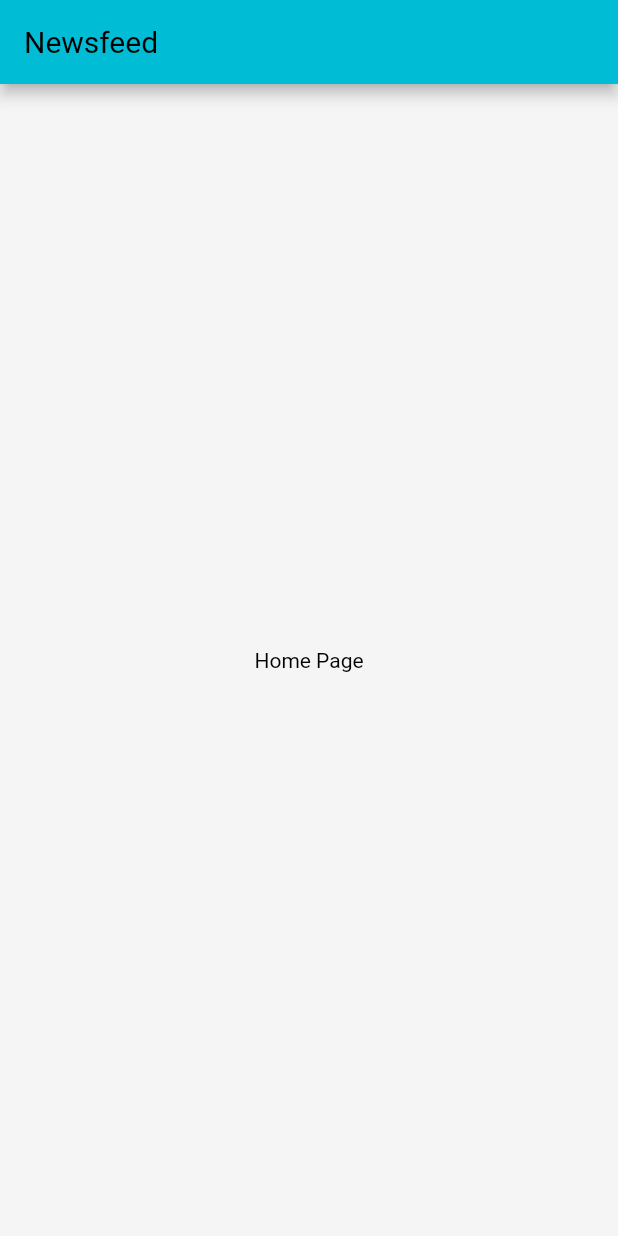
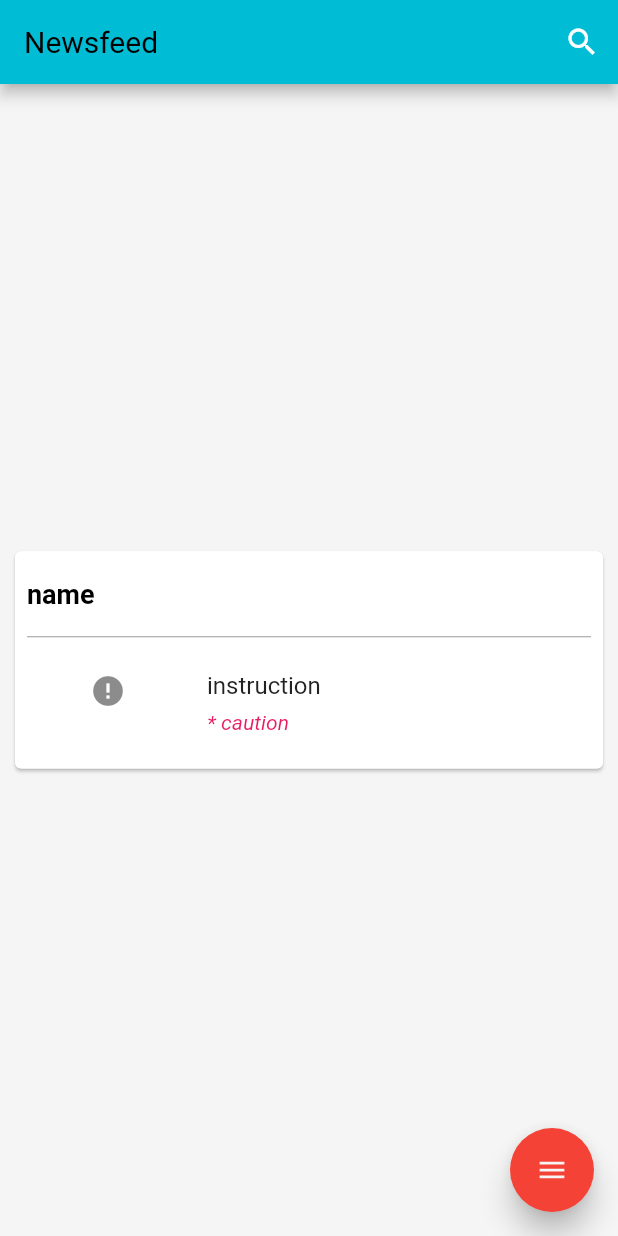
Before and after one commit to kedrakk/care_giver_app, a Flutter app: the screen it shows after launch, on a phone screen of 412 x 824 dp. Run offline on Flutter 3.47's test engine with Material 2 defaults, Android fonts, the phone set to English and light mode, and no system bars; drawn by our look-alikes of flutter_speed_dial; network calls fail.

```diff
--- a/lib/const/theme.dart
+++ b/lib/const/theme.dart
@@ -17,7 +17,10 @@ class AppTheme {
   static ThemeData lightTheme = ThemeData(
     primaryColor: primary,
     scaffoldBackgroundColor: octonary,
-    cardColor: nonary,
+    cardTheme: const CardTheme(
+      color: Colors.white,
+      elevation: 1,
+    ),
     appBarTheme: const AppBarTheme(
       color: primary,
       titleTextStyle: TextStyle(
--- /dev/null
+++ b/lib/data/news_feed.dart
@@ -0,0 +1,16 @@
+import 'package:json_annotation/json_annotation.dart';
+
+part 'news_feed.g.dart';
+
+@JsonSerializable()
+class NewsFeed {
+  final String name, instruction, caution, photo;
+  NewsFeed(
+      {required this.name,
+      required this.instruction,
+      required this.caution,
+      required this.photo});
+  factory NewsFeed.fromJson(Map<String, dynamic> json) =>
+      _$NewsFeedFromJson(json);
+  Map<String, dynamic> toJson() => _$NewsFeedToJson(this);
+}
--- a/lib/pages/home.dart
+++ b/lib/pages/home.dart
@@ -1,4 +1,8 @@
+import 'package:care_giver/const/theme.dart';
+import 'package:care_giver/data/news_feed.dart';
+import 'package:care_giver/widget/newsfeed_card.dart';
 import 'package:flutter/material.dart';
+import 'package:flutter_speed_dial/flutter_speed_dial.dart';
 
 class HomePage extends StatelessWidget {
   const HomePage({Key? key}) : super(key: key);
@@ -8,9 +12,47 @@ class HomePage extends StatelessWidget {
     return Scaffold(
       appBar: AppBar(
         title: const Text('Newsfeed'),
+        actions: [
+          IconButton(onPressed: () {}, icon: const Icon(Icons.search)),
+        ],
       ),
-      body: const Center(
-        child: Text("Home Page"),
+      body: Center(
+        child: NewsfeedCardWidget(
+          newsFeed: NewsFeed(
+            name: "name",
+            instruction: "instruction",
+            caution: "caution",
+            photo:
+                "https://w7.pngwing.com/pngs/812/897/png-transparent-kit-first-aid-kit-emergency-physician-medicine-cruz-help-rescue-bless-you-caution-doctor-thumbnail.png",
+          ),
+        ),
+      ),
+      floatingActionButton: SpeedDial(
+        animatedIcon: AnimatedIcons.menu_close,
+        animatedIconTheme: const IconThemeData(size: 22),
+        visible: true,
+        onOpen: () => debugPrint('OPENING DIAL'),
+        onClose: () => debugPrint('DIAL CLOSED'),
+        tooltip: 'Speed Dial',
+        heroTag: 'speed-dial-hero-tag',
+        backgroundColor: AppTheme.quaternary,
+        foregroundColor: AppTheme.octonary,
+        elevation: 8.0,
+        shape: const CircleBorder(),
+        children: [
+          SpeedDialChild(
+            child: const Icon(
+              Icons.accessibility,
+              color: AppTheme.octonary,
+            ),
+            backgroundColor: AppTheme.quaternary,
+            label: 'Accessibility',
+            labelStyle: const TextStyle(fontSize: 18.0),
+            onTap: () {
+              debugPrint('FIRST CHILD');
+            },
+          ),
+        ],
       ),
     );
   }
--- /dev/null
+++ b/lib/widget/newsfeed_card.dart
@@ -0,0 +1,63 @@
+import 'package:cached_network_image/cached_network_image.dart';
+import 'package:care_giver/const/theme.dart';
+import 'package:care_giver/data/news_feed.dart';
+import 'package:flutter/material.dart';
+
+class NewsfeedCardWidget extends StatelessWidget {
+  const NewsfeedCardWidget({
+    Key? key,
+    required this.newsFeed,
+  }) : super(key: key);
+  final NewsFeed newsFeed;
+
+  @override
+  Widget build(BuildContext context) {
+    return Card(
+      margin: const EdgeInsets.all(10),
+      child: Padding(
+        padding: const EdgeInsets.all(8.0),
+        child: Column(
+          mainAxisSize: MainAxisSize.min,
+          crossAxisAlignment: CrossAxisAlignment.start,
+          children: [
+            Padding(
+              padding: const EdgeInsets.symmetric(vertical: 10.0),
+              child: Text(
+                newsFeed.name,
+                style: Theme.of(context).textTheme.bodyMedium!.copyWith(
+                      fontSize: 18,
+                      fontWeight: FontWeight.bold,
+                    ),
+              ),
+            ),
+            const Divider(
+              color: AppTheme.nonary,
+            ),
+            ListTile(
+              contentPadding: const EdgeInsets.symmetric(horizontal: 4),
+              leading: CachedNetworkImage(
+                imageUrl: newsFeed.photo,
+                placeholder: (context, url) =>
+                    const CircularProgressIndicator(),
+                errorWidget: (context, url, error) => const Icon(Icons.error),
+                width: 100,
+                fit: BoxFit.contain,
+              ),
+              title: Padding(
+                padding: const EdgeInsets.only(bottom: 7.0),
+                child: Text(newsFeed.instruction),
+              ),
+              subtitle: Text(
+                "* ${newsFeed.caution}",
+                style: const TextStyle(
+                  color: AppTheme.septenary,
+                  fontStyle: FontStyle.italic,
+                ),
+              ),
+            ),
+          ],
+        ),
+      ),
+    );
+  }
+}
--- a/pubspec.yaml
+++ b/pubspec.yaml
@@ -33,11 +33,15 @@ dependencies:
   # The following adds the Cupertino Icons font to your application.
   # Use with the CupertinoIcons class for iOS style icons.
   cupertino_icons: ^1.0.2
-  provider: ^6.0.3
+  json_annotation: ^4.5.0
+  cached_network_image: ^3.2.1
+  flutter_speed_dial: ^6.0.0
 
 dev_dependencies:
   flutter_test:
     sdk: flutter
+  json_serializable: ^6.2.0
+  build_runner: ^2.1.11
 
   # The "flutter_lints" package below contains a set of recommended lints to
   # encourage good coding practices. The lint set provided by the package is
```
Also changed, not shown: lib/data/news_feed.g.dart (added), pubspec.lock.
